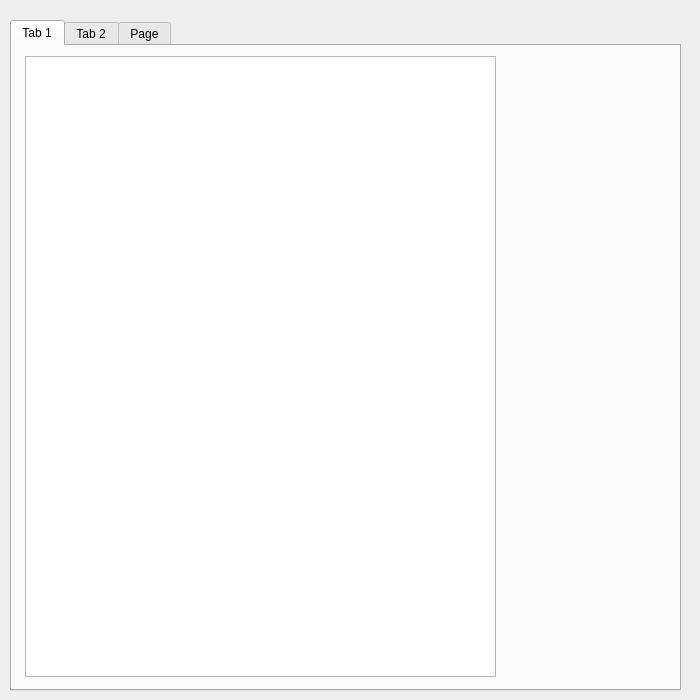
The window that VIG 2.1/main.ui (JihoonSon94/VASP_input_generator) describes before a commit, drawn with Qt 5.
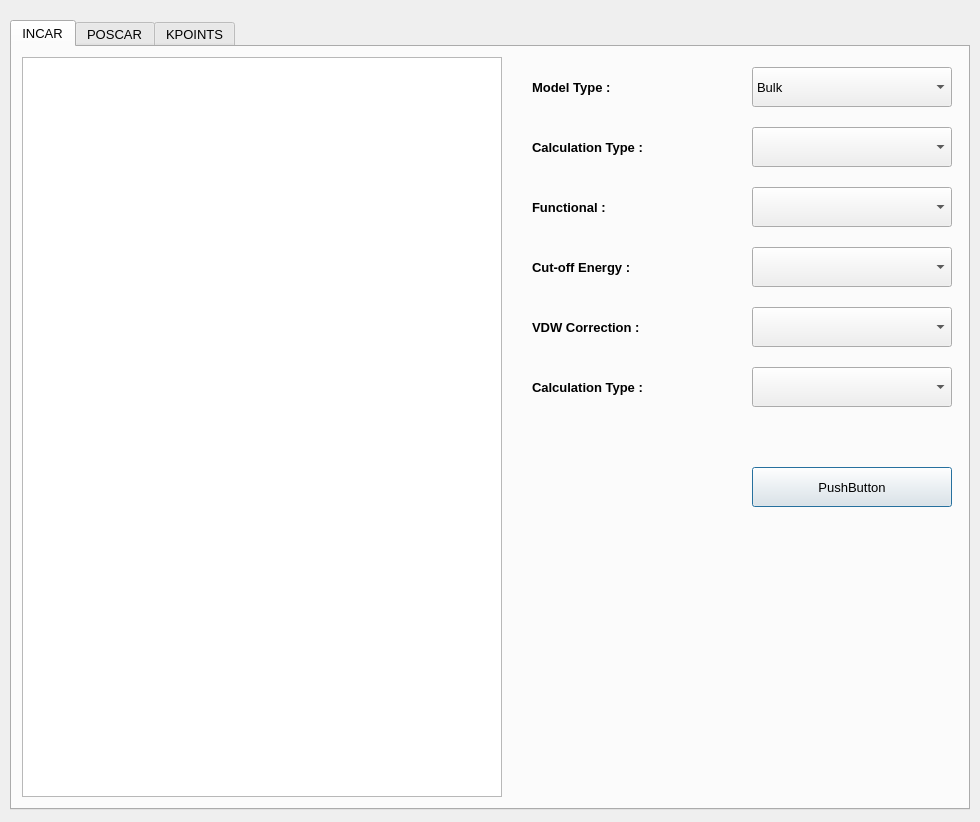
The same window after the commit.

The edit to the form file:
```diff
--- a/VIG 2.1/main.ui
+++ b/VIG 2.1/main.ui
@@ -6,10 +6,15 @@
    <rect>
     <x>0</x>
     <y>0</y>
-    <width>700</width>
-    <height>700</height>
+    <width>980</width>
+    <height>822</height>
    </rect>
   </property>
+  <property name="font">
+   <font>
+    <family>Arial</family>
+   </font>
+  </property>
   <property name="windowTitle">
    <string>Dialog</string>
   </property>
@@ -18,31 +23,256 @@
     <rect>
      <x>10</x>
      <y>20</y>
-     <width>671</width>
-     <height>671</height>
+     <width>960</width>
+     <height>790</height>
     </rect>
    </property>
+   <property name="font">
+    <font>
+     <family>Arial</family>
+     <pointsize>10</pointsize>
+     <weight>50</weight>
+     <bold>false</bold>
+    </font>
+   </property>
+   <property name="tabShape">
+    <enum>QTabWidget::Rounded</enum>
+   </property>
    <property name="currentIndex">
     <number>0</number>
    </property>
    <widget class="QWidget" name="INCAR">
     <attribute name="title">
-     <string>Tab 1</string>
+     <string>INCAR</string>
     </attribute>
     <widget class="QTextEdit" name="textEdit">
      <property name="geometry">
       <rect>
-       <x>13</x>
+       <x>10</x>
        <y>10</y>
-       <width>471</width>
-       <height>621</height>
+       <width>480</width>
+       <height>740</height>
       </rect>
      </property>
     </widget>
+    <widget class="QComboBox" name="comboBox">
+     <property name="geometry">
+      <rect>
+       <x>740</x>
+       <y>20</y>
+       <width>200</width>
+       <height>40</height>
+      </rect>
+     </property>
+     <item>
+      <property name="text">
+       <string>Bulk</string>
+      </property>
+     </item>
+     <item>
+      <property name="text">
+       <string>Surface</string>
+      </property>
+     </item>
+     <item>
+      <property name="text">
+       <string>Molecule</string>
+      </property>
+     </item>
+    </widget>
+    <widget class="QLabel" name="label">
+     <property name="geometry">
+      <rect>
+       <x>520</x>
+       <y>20</y>
+       <width>200</width>
+       <height>40</height>
+      </rect>
+     </property>
+     <property name="font">
+      <font>
+       <family>Arial</family>
+       <pointsize>10</pointsize>
+       <weight>75</weight>
+       <bold>true</bold>
+      </font>
+     </property>
+     <property name="text">
+      <string>Model Type :</string>
+     </property>
+    </widget>
+    <widget class="QComboBox" name="comboBox_2">
+     <property name="geometry">
+      <rect>
+       <x>740</x>
+       <y>80</y>
+       <width>200</width>
+       <height>40</height>
+      </rect>
+     </property>
+    </widget>
+    <widget class="QComboBox" name="comboBox_3">
+     <property name="geometry">
+      <rect>
+       <x>740</x>
+       <y>140</y>
+       <width>200</width>
+       <height>40</height>
+      </rect>
+     </property>
+    </widget>
+    <widget class="QComboBox" name="comboBox_4">
+     <property name="geometry">
+      <rect>
+       <x>740</x>
+       <y>200</y>
+       <width>200</width>
+       <height>40</height>
+      </rect>
+     </property>
+    </widget>
+    <widget class="QComboBox" name="comboBox_5">
+     <property name="geometry">
+      <rect>
+       <x>740</x>
+       <y>260</y>
+       <width>200</width>
+       <height>40</height>
+      </rect>
+     </property>
+    </widget>
+    <widget class="QComboBox" name="comboBox_6">
+     <property name="geometry">
+      <rect>
+       <x>740</x>
+       <y>320</y>
+       <width>200</width>
+       <height>40</height>
+      </rect>
+     </property>
+    </widget>
+    <widget class="QLabel" name="label_2">
+     <property name="geometry">
+      <rect>
+       <x>520</x>
+       <y>80</y>
+       <width>200</width>
+       <height>40</height>
+      </rect>
+     </property>
+     <property name="font">
+      <font>
+       <family>Arial</family>
+       <pointsize>10</pointsize>
+       <weight>75</weight>
+       <bold>true</bold>
+      </font>
+     </property>
+     <property name="text">
+      <string>Calculation Type :</string>
+     </property>
+    </widget>
+    <widget class="QLabel" name="label_3">
+     <property name="geometry">
+      <rect>
+       <x>520</x>
+       <y>140</y>
+       <width>200</width>
+       <height>40</height>
+      </rect>
+     </property>
+     <property name="font">
+      <font>
+       <family>Arial</family>
+       <pointsize>10</pointsize>
+       <weight>75</weight>
+       <bold>true</bold>
+      </font>
+     </property>
+     <property name="text">
+      <string>Functional :</string>
+     </property>
+    </widget>
+    <widget class="QLabel" name="label_4">
+     <property name="geometry">
+      <rect>
+       <x>520</x>
+       <y>200</y>
+       <width>200</width>
+       <height>40</height>
+      </rect>
+     </property>
+     <property name="font">
+      <font>
+       <family>Arial</family>
+       <pointsize>10</pointsize>
+       <weight>75</weight>
+       <bold>true</bold>
+      </font>
+     </property>
+     <property name="text">
+      <string>Cut-off Energy :</string>
+     </property>
+    </widget>
+    <widget class="QLabel" name="label_5">
+     <property name="geometry">
+      <rect>
+       <x>520</x>
+       <y>260</y>
+       <width>200</width>
+       <height>40</height>
+      </rect>
+     </property>
+     <property name="font">
+      <font>
+       <family>Arial</family>
+       <pointsize>10</pointsize>
+       <weight>75</weight>
+       <bold>true</bold>
+      </font>
+     </property>
+     <property name="text">
+      <string>VDW Correction :</string>
+     </property>
+    </widget>
+    <widget class="QLabel" name="label_6">
+     <property name="geometry">
+      <rect>
+       <x>520</x>
+       <y>320</y>
+       <width>200</width>
+       <height>40</height>
+      </rect>
+     </property>
+     <property name="font">
+      <font>
+       <family>Arial</family>
+       <pointsize>10</pointsize>
+       <weight>75</weight>
+       <bold>true</bold>
+      </font>
+     </property>
+     <property name="text">
+      <string>Calculation Type :</string>
+     </property>
+    </widget>
+    <widget class="QPushButton" name="pushButton">
+     <property name="geometry">
+      <rect>
+       <x>740</x>
+       <y>420</y>
+       <width>200</width>
+       <height>40</height>
+      </rect>
+     </property>
+     <property name="text">
+      <string>PushButton</string>
+     </property>
+    </widget>
    </widget>
    <widget class="QWidget" name="tab_2">
     <attribute name="title">
-     <string>Tab 2</string>
+     <string>POSCAR</string>
     </attribute>
     <widget class="QTextEdit" name="textEdit_2">
      <property name="geometry">
@@ -57,7 +287,7 @@
    </widget>
    <widget class="QWidget" name="tab_3">
     <attribute name="title">
-     <string>Page</string>
+     <string>KPOINTS</string>
     </attribute>
    </widget>
   </widget>
```
Left out of the diff: 109 changed lines with no effect on the pictures.
